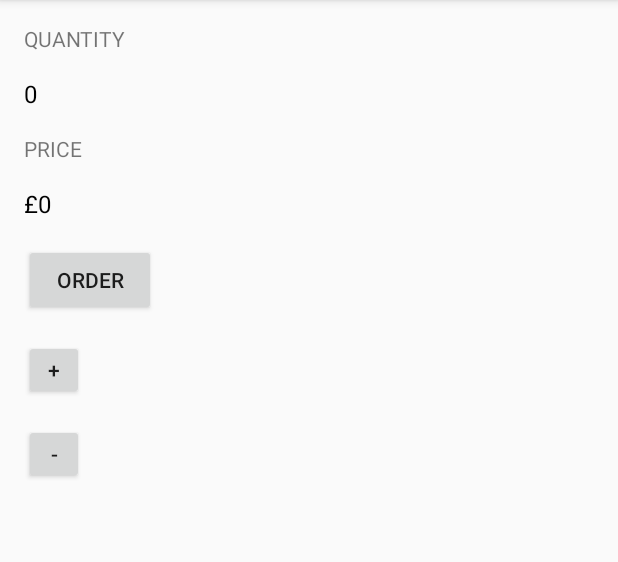
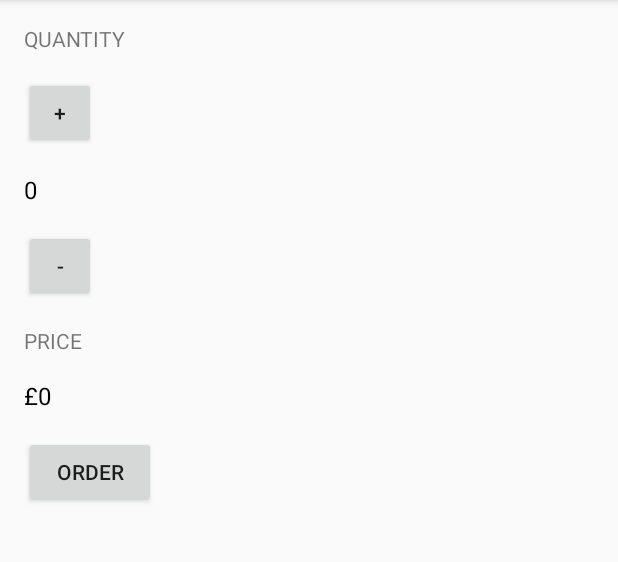
Before and after one commit to ananthvadiraj/JustJava, an Android app: the screen it shows after launch (MainActivity), on a phone screen of 412 x 824 dp, the part 84-646 px from its top. Run offline under Robolectric (Android 15) with nearby library versions, the phone set to English and light mode, and no system bars.

Commit message:
Implement increment and decrement quantity; dynamic display of price order

```diff
--- a/app/src/main/res/layout/activity_main.xml
+++ b/app/src/main/res/layout/activity_main.xml
@@ -15,6 +15,14 @@
         android:text="Quantity"
         android:textAllCaps="true"/>
 
+    <Button
+        android:id="@+id/increment_button_view"
+        android:layout_width="48dp"
+        android:layout_height="48dp"
+        android:layout_marginTop="16dp"
+        android:onClick="increment"
+        android:text="+" />
+
     <TextView
         android:id="@+id/quantity_text_view"
         android:layout_width="wrap_content"
@@ -24,12 +32,20 @@
         android:textColor="#000000"
         android:textSize="16sp"/>
 
+    <Button
+        android:id="@+id/decrement_button_view"
+        android:layout_width="48dp"
+        android:layout_height="48dp"
+        android:layout_marginTop="16dp"
+        android:onClick="decrement"
+        android:text="-" />
+
     <TextView
         android:layout_width="wrap_content"
         android:layout_height="wrap_content"
+        android:layout_marginTop="16dp"
         android:text="Price"
-        android:textAllCaps="true"
-        android:layout_marginTop="16dp" />
+        android:textAllCaps="true" />
 
     <TextView
         android:id="@+id/price_text_view"
@@ -44,25 +60,7 @@
         android:layout_width="wrap_content"
         android:layout_height="wrap_content"
         android:layout_marginTop="16dp"
-        android:text="Order"
         android:onClick="submitOrder"
-        />
-
-    <Button
-        android:id="@+id/increment_button_view"
-        android:layout_width="40dp"
-        android:layout_height="40dp"
-        android:layout_marginTop="16dp"
-        android:text="+"
-        android:onClick="incrementOrder"/>
-
-    <Button
-        android:id="@+id/decrement_button_view"
-        android:layout_width="40dp"
-        android:layout_height="40dp"
-        android:layout_marginTop="16dp"
-        android:text="-"
-        android:onClick="decrementOrder"/>
-
+        android:text="Order" />
 
 </LinearLayout>
```
Also changed, not shown: app/src/main/java/com/example/android/justjava/MainActivity.java (+25 -20 lines).
